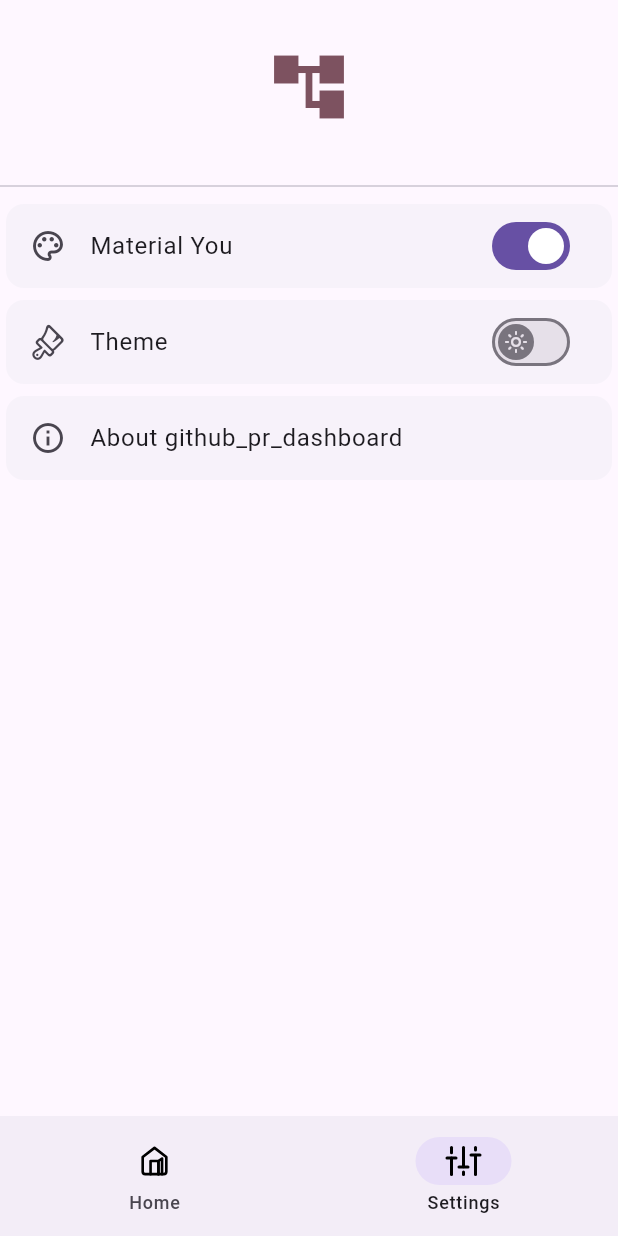
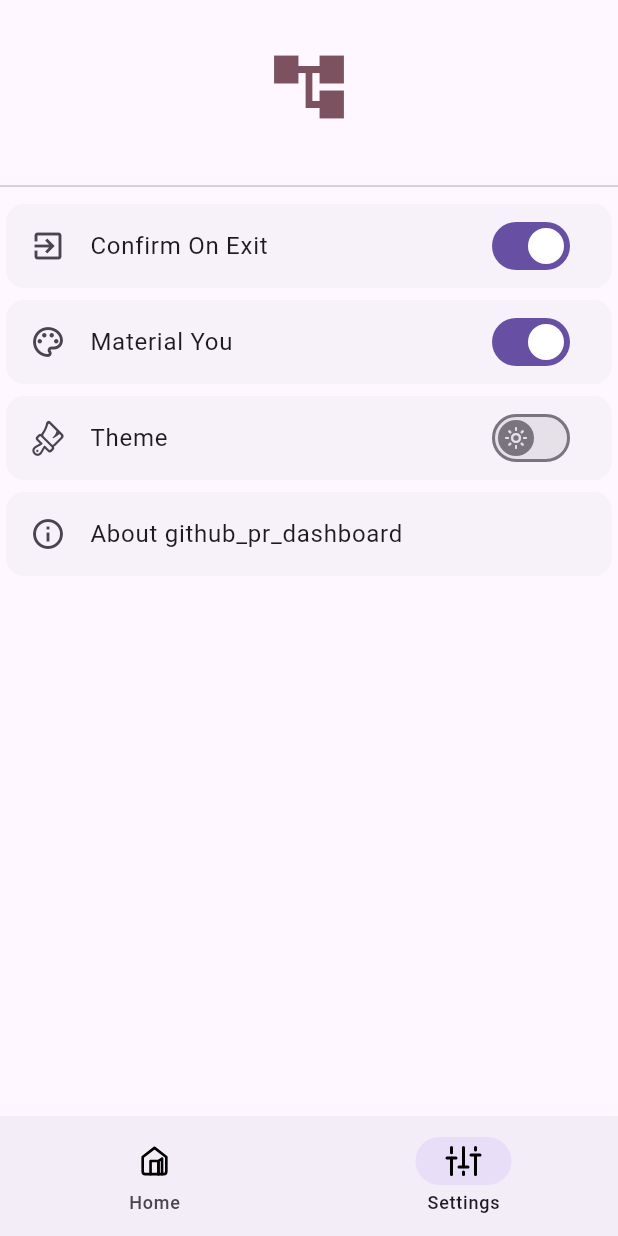
Before and after one commit to kingavatar/Github-PR-Dashboard, a Flutter app: the screen it shows after launch, item 2 of the bottom bar chosen, on a phone screen of 412 x 824 dp. Run offline on Flutter 3.47's test engine with Material 2 defaults, Android fonts, the light colour scheme and no system bars; drawn by our look-alikes of dynamic_color; our stand-ins replace auto_size_text, beamer, cached_network_image, dio, flutter_riverpod, flutter_svg and 5 more; missing offline and left inert: flutter_exit_app; generated files the repository leaves out were written again; network calls fail.

Commit message:
feat: add confirmOnExit feature
This is a feature I usually add to all my apps. This is becoming somewhat
of happy ritual to add this feature at end of all required functionality.
I feel the App turned out to be pretty good.
Should add readme soon with all the screenshots and examples which might be
useful for others who may check this project out later.

```diff
--- a/lib/main.dart
+++ b/lib/main.dart
@@ -1,7 +1,7 @@
 import 'package:beamer/beamer.dart';
 import 'package:dynamic_color/dynamic_color.dart';
-// import 'package:flashy_tab_bar2/flashy_tab_bar2.dart';
 import 'package:flutter/material.dart';
+import 'package:flutter_exit_app/flutter_exit_app.dart';
 import 'package:flutter_riverpod/flutter_riverpod.dart';
 import 'package:flutter_svg/flutter_svg.dart';
 import 'package:github_pr_dashboard/models.dart';
@@ -94,14 +94,15 @@ class MyApp extends ConsumerWidget {
   }
 }
 
-class HomeScreen extends StatefulWidget {
+class HomeScreen extends ConsumerStatefulWidget {
   final int initialIndex;
   const HomeScreen({super.key, required this.initialIndex});
   @override
-  State<HomeScreen> createState() => _HomeScreenState();
+  ConsumerState<HomeScreen> createState() => _HomeScreenState();
 }
 
-class _HomeScreenState extends State<HomeScreen> with TickerProviderStateMixin {
+class _HomeScreenState extends ConsumerState<HomeScreen>
+    with TickerProviderStateMixin {
   int _currentIndex = 0;
   late AnimationController _settingController;
   late AnimationController _homeController;
@@ -146,7 +147,40 @@ class _HomeScreenState extends State<HomeScreen> with TickerProviderStateMixin {
 
   @override
   Widget build(BuildContext context) {
-    return Scaffold(
+    final addDark = ref.watch(isDarkModeProvider) ? '-dark' : '';
+    return WillPopScope(
+      onWillPop: () async {
+        final confirmOnExit = ref.watch(confirmOnExitProvider);
+        if (!confirmOnExit) {
+          return true;
+        }
+        final value = await showDialog<bool>(
+          context: context,
+          builder: (context) {
+            return AlertDialog(
+              content: const Text('Are you sure you want to exit?'),
+              actions: <Widget>[
+                ElevatedButton(
+                  child: const Text('No'),
+                  onPressed: () {
+                    Beamer.of(context).navigator.pop(false);
+                  },
+                ),
+                ElevatedButton(
+                  child: const Text('Yes, exit'),
+                  onPressed: () {
+                    // call this to exit app
+                    FlutterExitApp.exitApp();
+                  },
+                ),
+              ],
+            );
+          },
+        );
+
+        return value == true;
+      },
+      child: Scaffold(
         appBar: displayOnlyHome(
           AppBar(
             title: AppBarTitle(),
@@ -157,7 +191,8 @@ class _HomeScreenState extends State<HomeScreen> with TickerProviderStateMixin {
               Builder(
                 builder: (context) => Consumer(
                   builder: (context, ref, child) {
-                  final addDark = ref.watch(isDarkModeProvider) ? '-dark' : '';
+                    final addDark =
+                        ref.watch(isDarkModeProvider) ? '-dark' : '';
                     return IconButton(
                       splashRadius: 50,
                       // iconSize: 100,
@@ -202,11 +237,12 @@ class _HomeScreenState extends State<HomeScreen> with TickerProviderStateMixin {
         ),
         body: IndexedStack(
             index: _currentIndex,
-          children: const [MainScreen(), SettingsScreen()]),
-      bottomNavigationBar: Consumer(
-        builder: (context, ref, child) {
-          final addDark = ref.watch(isDarkModeProvider) ? '-dark' : '';
-          return NavigationBar(
+          children: const [
+            MainScreen(),
+            SettingsScreen(),
+          ],
+        ),
+        bottomNavigationBar: NavigationBar(
               selectedIndex: _currentIndex,
               onDestinationSelected: (int index) {
                 setState(() => _currentIndex = index);
@@ -248,29 +284,8 @@ class _HomeScreenState extends State<HomeScreen> with TickerProviderStateMixin {
                   label: 'Settings',
                 ),
           ],
-          );
-        },
         ),
-      // Tried with Flashybar but ascthetics of Material 3 are better
-      // FlashyTabBar(
-      //   animationCurve: Curves.linear,
-      //   selectedIndex: _currentIndex,
-      //   iconSize: 30,
-      //   onItemSelected: (index) {
-      //     setState(() => _currentIndex = index);
-      //     _routerDelegates[_currentIndex].update(rebuild: false);
-      //   },
-      //   items: [
-      //     FlashyTabBarItem(
-      //       icon: const Icon(Icons.event),
-      //       title: const Text('Events'),
-      //     ),
-      //     FlashyTabBarItem(
-      //       icon: const Icon(Icons.settings),
-      //       title: const Text('Settings'),
-      //     ),
-      //   ],
-      // ),
+      ),
     );
   }
 }
--- a/lib/providers.dart
+++ b/lib/providers.dart
@@ -40,11 +40,12 @@ Future<bool> checkRepo(CheckRepoRef ref) async {
   return gitHubService.checkRepoExists(repo: repo);
 }
 
+final confirmOnExitProvider = StateProvider.autoDispose<bool>((ref) => true);
 
 final themModeProvider =
     StateProvider.autoDispose<ThemeMode>((ref) => ThemeMode.system);
 
-final dynamicColorProvider = StateProvider.autoDispose<bool>(((ref) => true));
+final dynamicColorProvider = StateProvider.autoDispose<bool>((ref) => true);
 
 @riverpod
 bool isDarkMode(IsDarkModeRef ref) {
--- a/lib/screens/main_screen.dart
+++ b/lib/screens/main_screen.dart
@@ -63,6 +63,8 @@ class _MainScreenState extends ConsumerState<MainScreen>
       _fetchPage(pageKey);
     });
   }
+
+
 
   Future<void> _fetchPage(int pageKey) async {
     try {
--- a/lib/screens/settings_screen.dart
+++ b/lib/screens/settings_screen.dart
@@ -38,6 +38,7 @@ class _SettingsScreenState extends ConsumerState<SettingsScreen> {
   @override
   Widget build(BuildContext context) {
     final dynamicColor = ref.watch(dynamicColorProvider);
+    final confirmOnExit = ref.watch(confirmOnExitProvider);
     return ListView(
       children: [
         Padding(
@@ -49,7 +50,19 @@ class _SettingsScreenState extends ConsumerState<SettingsScreen> {
           ),
         ),
         const Divider(),
-        // const SettingsListItem(title: "Material You", icon: IconData(0xf72e)),
+        Card(
+          elevation: 0,
+          child: ListTile(
+            leading: const Icon(Icons.exit_to_app_outlined),
+            title: const Text("Confirm On Exit"),
+            trailing: Switch(
+              value: confirmOnExit,
+              onChanged: (value) => ref
+                  .read(confirmOnExitProvider.notifier)
+                  .update((state) => value),
+            ),
+          ),
+        ),
         Card(
           elevation: 0,
           child: ListTile(
--- a/pubspec.yaml
+++ b/pubspec.yaml
@@ -50,6 +50,7 @@ dependencies:
   auto_size_text: ^3.0.0
   infinite_scroll_pagination: ^3.2.0
   dynamic_color: ^1.6.3
+  flutter_exit_app: ^1.1.2
 
 
 dev_dependencies:
```
Also changed, not shown: pubspec.lock. Lines whose indentation alone changed are shown as unchanged.
